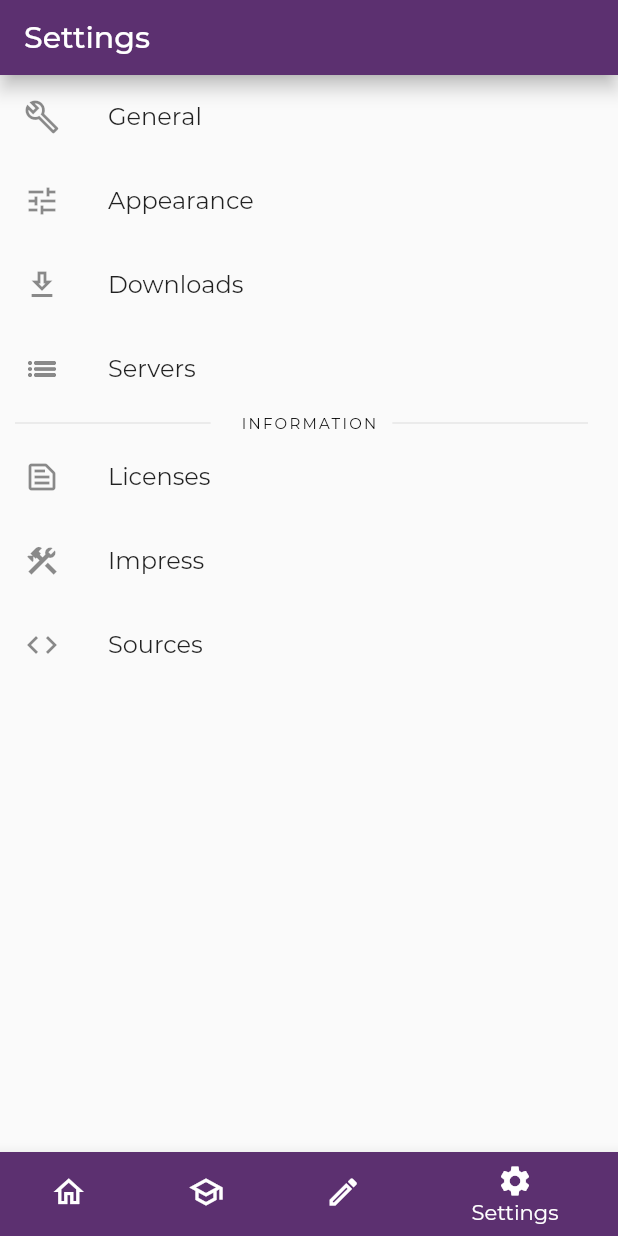
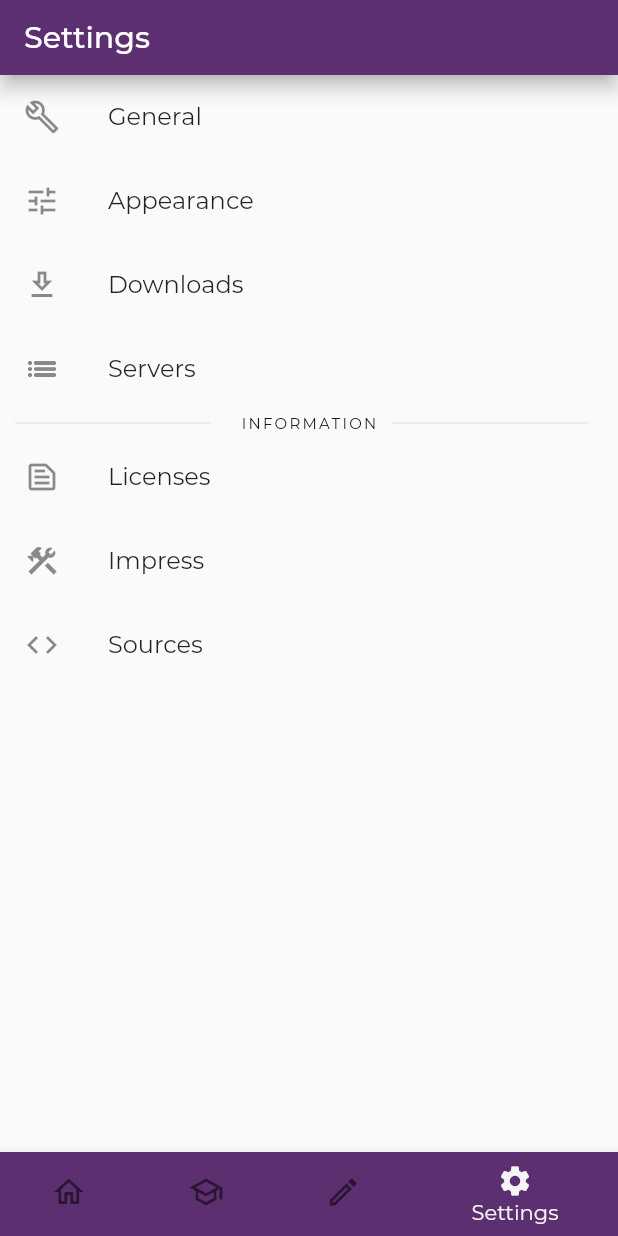
Before and after one commit to LinwoodDev/dev_doctor, a Flutter app: the screen it shows after launch, item 4 of the bottom bar chosen, on a phone screen of 412 x 824 dp. Run offline on Flutter 3.47's test engine with Material 2 defaults, Android fonts, the phone set to English and light mode, and no system bars; our stand-ins replace flutter_modular, flutter_svg, hive, hive_flutter, yaml; missing offline and left inert: enum_to_string; accounts and stored records are empty; network calls fail; project files that could hold a hidden picture were left out.

Commit message:
add dark mode

```diff
--- a/lib/app_module.dart
+++ b/lib/app_module.dart
@@ -1,4 +1,5 @@
 import 'package:dev_doctor/settings/home.dart';
+import 'package:dev_doctor/settings/module.dart';
 import 'package:flutter/material.dart';
 import 'package:flutter_modular/flutter_modular.dart';
 
@@ -20,6 +21,7 @@ class AppModule extends MainModule {
       ...HomeRoutes.values.map((e) =>
           ChildRoute(e.route, child: (_, __) => e.widget, transition: TransitionType.fadeIn)),
     ]),
+    ModuleRoute('/settings', module: SettingsModule()),
     ChildRoute('/add', child: (_, args) => AddServerPage(params: args.queryParams)),
   ];
 
--- a/lib/app_widget.dart
+++ b/lib/app_widget.dart
@@ -2,6 +2,8 @@ import 'package:dev_doctor/app_module.dart';
 import 'package:flutter/material.dart';
 import 'package:flutter_localizations/flutter_localizations.dart';
 import 'package:flutter_modular/flutter_modular.dart';
+import 'package:hive/hive.dart';
+import 'package:hive_flutter/hive_flutter.dart';
 import 'theme.dart' as theme;
 
 import 'generated/l10n.dart';
@@ -10,7 +12,9 @@ class AppWidget extends StatelessWidget {
   // This widget is the root of your application.
   @override
   Widget build(BuildContext context) {
-    return MaterialApp(
+    return ValueListenableBuilder(
+        valueListenable: Hive.box('appearance').listenable(),
+        builder: (context, box, widget) => MaterialApp(
               localizationsDelegates: [
                 S.delegate,
                 // ... app-specific localization delegate[s] here
@@ -22,7 +26,7 @@ class AppWidget extends StatelessWidget {
               ],
               title: 'Dev-Doctor',
               supportedLocales: S.delegate.supportedLocales,
-      themeMode: ThemeMode.light,
+              themeMode: ThemeMode.values[box.get('theme', defaultValue: 0)],
               debugShowCheckedModeBanner: false,
               theme: ThemeData(
                   // This is the theme of your application.
@@ -46,8 +50,18 @@ class AppWidget extends StatelessWidget {
                   // the app on. For desktop platforms, the controls will be smaller and
                   // closer together (more dense) than on mobile platforms.
                   visualDensity: VisualDensity.adaptivePlatformDensity),
+              darkTheme: ThemeData(
+                  brightness: Brightness.dark,
+                  primarySwatch: theme.mdcPrimarySwatch,
+                  primaryColor: theme.mdcThemePrimary,
+                  accentColor: theme.mdcThemeSecondary,
+                  fontFamily: "Montserrat",
+                  // This makes the visual density adapt to the platform that you run
+                  // the app on. For desktop platforms, the controls will be smaller and
+                  // closer together (more dense) than on mobile platforms.
+                  visualDensity: VisualDensity.adaptivePlatformDensity),
               home: MyHomePage(),
-    ).modular();
+            ).modular());
   }
 }
 
@@ -101,6 +115,8 @@ class _MyHomePageState extends State<MyHomePage> {
                 icon: Icon(Icons.settings_outlined),
                 label: 'Settings')
           ],
+          unselectedItemColor: Theme.of(context).unselectedWidgetColor,
+          selectedItemColor: Theme.of(context).selectedRowColor,
           currentIndex: _selectedIndex,
           onTap: _onItemTapped),
     );
--- a/lib/main.dart
+++ b/lib/main.dart
@@ -8,6 +8,7 @@ import 'app_module.dart';
 void main() async {
   await Hive.initFlutter();
   await Hive.openBox('settings');
+  await Hive.openBox('appearance');
   var _serversBox = await Hive.openBox<String>('servers');
   if (_serversBox.isEmpty) await _serversBox.add('https://backend.dev-doctor.cf');
   runApp(ModularApp(module: AppModule()));
--- a/lib/settings/home.dart
+++ b/lib/settings/home.dart
@@ -2,6 +2,7 @@ import 'package:dev_doctor/settings/servers.dart';
 import 'package:dev_doctor/widgets/appbar.dart';
 import 'package:dev_doctor/widgets/text_divider.dart';
 import 'package:flutter/material.dart';
+import 'package:flutter_modular/flutter_modular.dart';
 import 'package:url_launcher/url_launcher.dart';
 
 class SettingsPage extends StatefulWidget {
@@ -19,13 +20,15 @@ class _SettingsPageState extends State<SettingsPage> {
                 child: SingleChildScrollView(
                     child: Column(mainAxisSize: MainAxisSize.max, children: [
           ListTile(leading: Icon(Icons.build_outlined), title: Text("General")),
-          ListTile(leading: Icon(Icons.tune_outlined), title: Text("Appearance")),
+          ListTile(
+              leading: Icon(Icons.tune_outlined),
+              title: Text("Appearance"),
+              onTap: () => Navigator.pushNamed(context, "/settings/appearance")),
           ListTile(leading: Icon(Icons.download_outlined), title: Text("Downloads")),
           ListTile(
               leading: Icon(Icons.list_outlined),
               title: Text("Servers"),
-              onTap: () => Navigator.of(context)
-                  .push(MaterialPageRoute(builder: (context) => ServersSettingsPage()))),
+              onTap: () => Navigator.pushNamed(context, "/settings/servers")),
           TextDivider(text: 'INFORMATION'),
           ListTile(
               leading: Icon(Icons.text_snippet_outlined),
--- a/lib/settings/servers.dart
+++ b/lib/settings/servers.dart
@@ -19,7 +19,7 @@ class _ServersSettingsPageState extends State<ServersSettingsPage> {
   @override
   Widget build(BuildContext context) {
     return Scaffold(
-      appBar: MyAppBar(title: "Server Settings"),
+      appBar: MyAppBar(title: "Servers Settings"),
       body: Container(
           child: ValueListenableBuilder(
               valueListenable: _serversBox.listenable(),
```
Also changed, not shown: lib/settings/appearance.dart (added, +61 -0 lines), lib/settings/module.dart (added, +12 -0 lines). Lines whose indentation alone changed are shown as unchanged.
